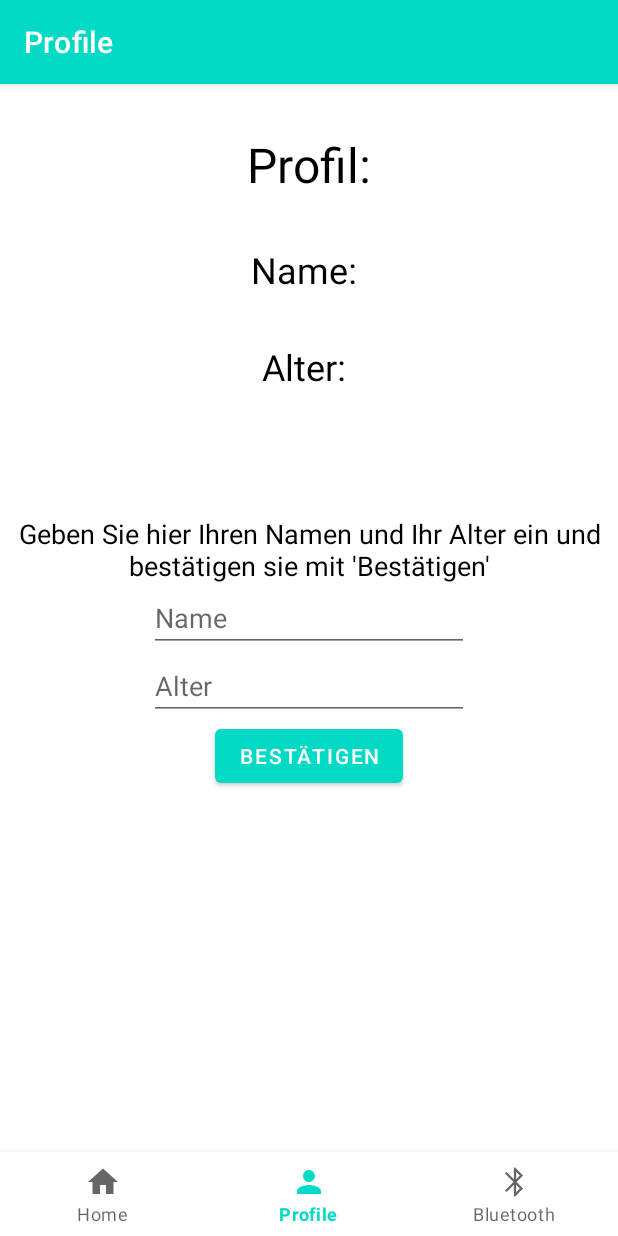
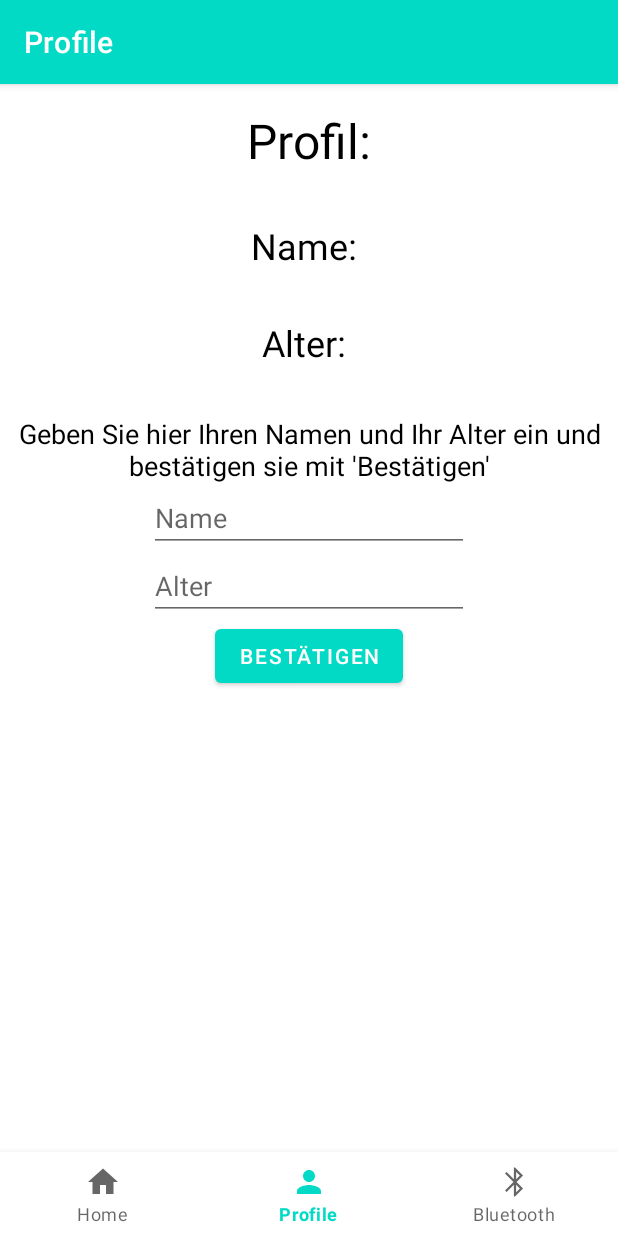
Before and after one commit to dominiklandl/HealthApp, an Android app: the screen it shows after launch (MainActivity), item 2 of the bottom bar chosen, on a phone screen of 412 x 824 dp. Run offline under Robolectric (Android 15) with nearby library versions, the phone set to English and light mode, and no system bars.

Commit message:
Update fragment_profile.xml

```diff
--- a/app/src/main/res/layout/fragment_profile.xml
+++ b/app/src/main/res/layout/fragment_profile.xml
@@ -16,8 +16,7 @@
             android:layout_height="wrap_content"
             android:layout_alignParentTop="true"
             android:layout_centerHorizontal="true"
-            android:layout_marginStart="32dp"
-            android:layout_marginTop="32dp"
+            android:layout_marginTop="16dp"
             android:text=""
             android:textSize="32dp" />
 
@@ -47,14 +46,16 @@
             android:layout_height="wrap_content"
             android:text="Geben Sie hier Ihren Namen und Ihr Alter ein und bestätigen sie mit 'Bestätigen'"
             android:textSize="18dp"
-            android:layout_above="@+id/usernameInput"
+            android:layout_below="@id/ageTV"
+            android:layout_marginTop="32dp"
             android:textAlignment="center"/>
 
         <EditText
             android:id="@+id/usernameInput"
             android:layout_width="wrap_content"
             android:layout_height="wrap_content"
-            android:layout_centerInParent="true"
+            android:layout_centerHorizontal="true"
+            android:layout_below="@id/aufforderungTV"
             android:ems="10"
             android:hint="Name"
             android:inputType="textPersonName" />
```
